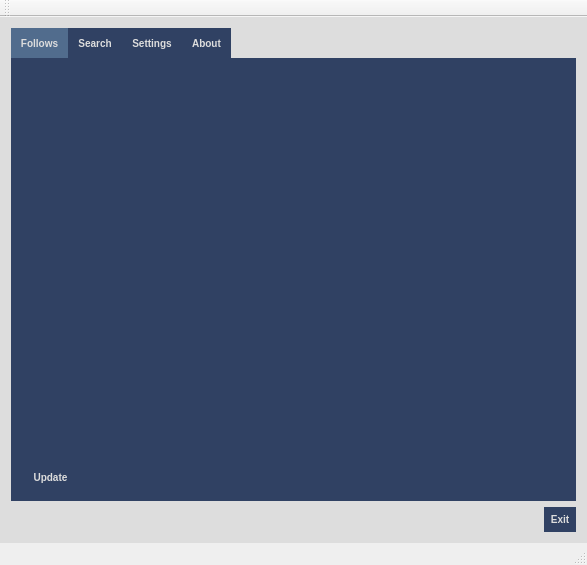
The window that mainwindow.ui (Rutle/twitch-program) describes before a commit, drawn with Qt 5.
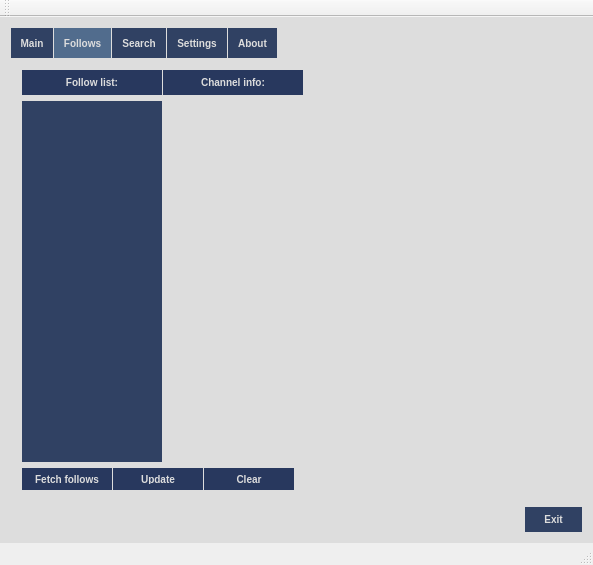
The same window after the commit. The open tabs and pages were chosen to show the change.

Commit message: Changes to layout so that they are similar across all TabWidget pages.

```diff
--- a/mainwindow.ui
+++ b/mainwindow.ui
@@ -6,7 +6,7 @@
    <rect>
     <x>0</x>
     <y>0</y>
-    <width>587</width>
+    <width>593</width>
     <height>565</height>
    </rect>
   </property>
@@ -28,7 +28,7 @@
 	border: 0;
 	/* position: absolute; 
 	top: -0.15em; */
-	background-color: #304163;
+	/*background-color: #304163;*/
 	/*background-color: #516C8D;*/
 }
 
@@ -42,6 +42,8 @@
 	padding: 8px;
 	font: bold 10px;
 	color: #DDDDDD;
+	margin-bottom: 1px;
+	margin-right: 1px;
 	
 }
 
@@ -53,7 +55,7 @@
 }
 QPushButton {
 	border: 0;
-	background-color:#304163;
+	background-color:#28385e;
 	min-width: 15ex;
 	padding: 6px;
 	font: bold 10px;
@@ -74,7 +76,17 @@
       <property name="currentIndex">
        <number>0</number>
       </property>
-      <widget class="QWidget" name="follows">
+      <widget class="QWidget" name="maintab">
+       <attribute name="title">
+        <string>Main</string>
+       </attribute>
+       <layout class="QVBoxLayout" name="verticalLayout_5">
+        <item>
+         <layout class="QHBoxLayout" name="horizontalLayout_2"/>
+        </item>
+       </layout>
+      </widget>
+      <widget class="QWidget" name="followstab">
        <property name="sizePolicy">
         <sizepolicy hsizetype="Fixed" vsizetype="Fixed">
          <horstretch>0</horstretch>
@@ -103,6 +115,127 @@
         <property name="sizeConstraint">
          <enum>QLayout::SetDefaultConstraint</enum>
         </property>
+        <item>
+         <widget class="QWidget" name="grid_widget_top" native="true">
+          <property name="sizePolicy">
+           <sizepolicy hsizetype="Fixed" vsizetype="Fixed">
+            <horstretch>0</horstretch>
+            <verstretch>0</verstretch>
+           </sizepolicy>
+          </property>
+          <property name="minimumSize">
+           <size>
+            <width>0</width>
+            <height>25</height>
+           </size>
+          </property>
+          <property name="maximumSize">
+           <size>
+            <width>16777215</width>
+            <height>25</height>
+           </size>
+          </property>
+          <layout class="QGridLayout" name="gridLayout_3">
+           <property name="sizeConstraint">
+            <enum>QLayout::SetMinAndMaxSize</enum>
+           </property>
+           <property name="leftMargin">
+            <number>0</number>
+           </property>
+           <property name="topMargin">
+            <number>0</number>
+           </property>
+           <property name="rightMargin">
+            <number>0</number>
+           </property>
+           <property name="bottomMargin">
+            <number>0</number>
+           </property>
+           <property name="horizontalSpacing">
+            <number>1</number>
+           </property>
+           <property name="verticalSpacing">
+            <number>0</number>
+           </property>
+           <item row="0" column="0">
+            <widget class="QLabel" name="follow_label_top">
+             <property name="sizePolicy">
+              <sizepolicy hsizetype="Fixed" vsizetype="Fixed">
+               <horstretch>0</horstretch>
+               <verstretch>0</verstretch>
+              </sizepolicy>
+             </property>
+             <property name="minimumSize">
+              <size>
+               <width>57</width>
+               <height>25</height>
+              </size>
+             </property>
+             <property name="maximumSize">
+              <size>
+               <width>140</width>
+               <height>25</height>
+              </size>
+             </property>
+             <property name="styleSheet">
+              <string notr="true">QLabel {
+	border: 0;
+	background-color:#28385e;
+	min-width: 15ex;
+	padding: 6px;
+	font: bold 10px;
+	color: #DDDDDD;
+}</string>
+             </property>
+             <property name="text">
+              <string>Follow list:</string>
+             </property>
+             <property name="alignment">
+              <set>Qt::AlignCenter</set>
+             </property>
+            </widget>
+           </item>
+           <item row="0" column="1">
+            <widget class="QLabel" name="stacked_label_top">
+             <property name="sizePolicy">
+              <sizepolicy hsizetype="Fixed" vsizetype="Fixed">
+               <horstretch>0</horstretch>
+               <verstretch>0</verstretch>
+              </sizepolicy>
+             </property>
+             <property name="minimumSize">
+              <size>
+               <width>57</width>
+               <height>25</height>
+              </size>
+             </property>
+             <property name="maximumSize">
+              <size>
+               <width>140</width>
+               <height>25</height>
+              </size>
+             </property>
+             <property name="styleSheet">
+              <string notr="true">QLabel {
+	border: 0;
+	background-color:#28385e;
+	min-width: 15ex;
+	padding: 6px;
+	font: bold 10px;
+	color: #DDDDDD;
+}</string>
+             </property>
+             <property name="text">
+              <string>Channel info:</string>
+             </property>
+             <property name="alignment">
+              <set>Qt::AlignCenter</set>
+             </property>
+            </widget>
+           </item>
+          </layout>
+         </widget>
+        </item>
         <item>
          <layout class="QHBoxLayout" name="horiz_follow_list">
           <property name="spacing">
@@ -111,7 +244,7 @@
           <item>
            <widget class="QListWidget" name="follow_list">
             <property name="sizePolicy">
-             <sizepolicy hsizetype="Fixed" vsizetype="Expanding">
+             <sizepolicy hsizetype="Minimum" vsizetype="MinimumExpanding">
               <horstretch>0</horstretch>
               <verstretch>0</verstretch>
              </sizepolicy>
@@ -170,7 +303,7 @@
           <item>
            <widget class="QStackedWidget" name="stackedWidget">
             <property name="sizePolicy">
-             <sizepolicy hsizetype="Fixed" vsizetype="Expanding">
+             <sizepolicy hsizetype="Expanding" vsizetype="Expanding">
               <horstretch>0</horstretch>
               <verstretch>0</verstretch>
              </sizepolicy>
@@ -188,8 +321,8 @@
           </item>
          </layout>
         </item>
-        <item alignment="Qt::AlignBottom">
-         <widget class="QPushButton" name="follows_make_request">
+        <item>
+         <widget class="QWidget" name="grid_widget_bottom" native="true">
           <property name="sizePolicy">
            <sizepolicy hsizetype="Fixed" vsizetype="Fixed">
             <horstretch>0</horstretch>
@@ -198,26 +331,137 @@
           </property>
           <property name="minimumSize">
            <size>
-            <width>57</width>
-            <height>18</height>
+            <width>0</width>
+            <height>22</height>
            </size>
           </property>
-          <property name="font">
-           <font>
-            <pointsize>-1</pointsize>
-            <weight>75</weight>
-            <italic>false</italic>
-            <bold>true</bold>
-           </font>
+          <property name="maximumSize">
+           <size>
+            <width>16777215</width>
+            <height>22</height>
+           </size>
           </property>
-          <property name="text">
-           <string>Update</string>
-          </property>
+          <layout class="QGridLayout" name="gridLayout_6">
+           <property name="sizeConstraint">
+            <enum>QLayout::SetMinAndMaxSize</enum>
+           </property>
+           <property name="leftMargin">
+            <number>0</number>
+           </property>
+           <property name="topMargin">
+            <number>0</number>
+           </property>
+           <property name="rightMargin">
+            <number>0</number>
+           </property>
+           <property name="bottomMargin">
+            <number>0</number>
+           </property>
+           <property name="horizontalSpacing">
+            <number>1</number>
+           </property>
+           <property name="verticalSpacing">
+            <number>0</number>
+           </property>
+           <item row="1" column="3">
+            <widget class="QPushButton" name="clear_follows">
+             <property name="sizePolicy">
+              <sizepolicy hsizetype="Fixed" vsizetype="Fixed">
+               <horstretch>0</horstretch>
+               <verstretch>0</verstretch>
+              </sizepolicy>
+             </property>
+             <property name="minimumSize">
+              <size>
+               <width>90</width>
+               <height>22</height>
+              </size>
+             </property>
+             <property name="maximumSize">
+              <size>
+               <width>90</width>
+               <height>22</height>
+              </size>
+             </property>
+             <property name="text">
+              <string>Clear</string>
+             </property>
+            </widget>
+           </item>
+           <item row="1" column="1">
+            <widget class="QPushButton" name="update_follows">
+             <property name="sizePolicy">
+              <sizepolicy hsizetype="Fixed" vsizetype="Fixed">
+               <horstretch>0</horstretch>
+               <verstretch>0</verstretch>
+              </sizepolicy>
+             </property>
+             <property name="minimumSize">
+              <size>
+               <width>90</width>
+               <height>22</height>
+              </size>
+             </property>
+             <property name="maximumSize">
+              <size>
+               <width>90</width>
+               <height>22</height>
+              </size>
+             </property>
+             <property name="font">
+              <font>
+               <pointsize>-1</pointsize>
+               <weight>75</weight>
+               <italic>false</italic>
+               <bold>true</bold>
+              </font>
+             </property>
+             <property name="text">
+              <string>Update</string>
+             </property>
+            </widget>
+           </item>
+           <item row="1" column="0">
+            <widget class="QPushButton" name="fetch_follows">
+             <property name="sizePolicy">
+              <sizepolicy hsizetype="Fixed" vsizetype="Fixed">
+               <horstretch>0</horstretch>
+               <verstretch>0</verstretch>
+              </sizepolicy>
+             </property>
+             <property name="minimumSize">
+              <size>
+               <width>90</width>
+               <height>22</height>
+              </size>
+             </property>
+             <property name="maximumSize">
+              <size>
+               <width>90</width>
+               <height>22</height>
+              </size>
+             </property>
+             <property name="text">
+              <string>Fetch follows</string>
+             </property>
+            </widget>
+           </item>
+          </layout>
          </widget>
         </item>
        </layout>
       </widget>
-      <widget class="QWidget" name="search">
+      <widget class="QWidget" name="searchtab">
+       <property name="styleSheet">
+        <string notr="true">QLabel {
+	border: 0;
+	background-color:#28385e;
+	/*min-width: 15ex;*/
+	padding: 6px;
+	font: bold 10px;
+	color: #DDDDDD;
+}</string>
+       </property>
        <attribute name="title">
         <string>Search</string>
        </attribute>
@@ -236,25 +480,7 @@
         <layout class="QVBoxLayout" name="channel_vertL"/>
        </widget>
       </widget>
-      <widget class="QWidget" name="settings">
-       <property name="sizePolicy">
-        <sizepolicy hsizetype="Fixed" vsizetype="Fixed">
-         <horstretch>0</horstretch>
-         <verstretch>0</verstretch>
-        </sizepolicy>
-       </property>
-       <property name="minimumSize">
-        <size>
-         <width>0</width>
-         <height>0</height>
-        </size>
-       </property>
-       <property name="maximumSize">
-        <size>
-         <width>569</width>
-         <height>16777215</height>
-        </size>
-       </property>
+      <widget class="QWidget" name="settingstab">
        <property name="styleSheet">
         <string notr="true">QLabel {
 	border: 0;
@@ -519,7 +745,17 @@
         </item>
        </layout>
       </widget>
-      <widget class="QWidget" name="about">
+      <widget class="QWidget" name="abouttab">
+       <property name="styleSheet">
+        <string notr="true">QLabel {
+	border: 0;
+	background-color:#28385e;
+	/*min-width: 15ex;*/
+	padding: 6px;
+	font: bold 10px;
+	color: #DDDDDD;
+}</string>
+       </property>
        <attribute name="title">
         <string>About</string>
        </attribute>
@@ -546,6 +782,18 @@
       </item>
       <item>
        <widget class="QPushButton" name="pushButton_2">
+        <property name="minimumSize">
+         <size>
+          <width>57</width>
+          <height>25</height>
+         </size>
+        </property>
+        <property name="maximumSize">
+         <size>
+          <width>57</width>
+          <height>25</height>
+         </size>
+        </property>
         <property name="styleSheet">
          <string notr="true">#pushButton_2 {
 	border: 0;
```
Left out of the diff: 409 changed lines with no effect on the pictures. The commit also changes 2 other files.
